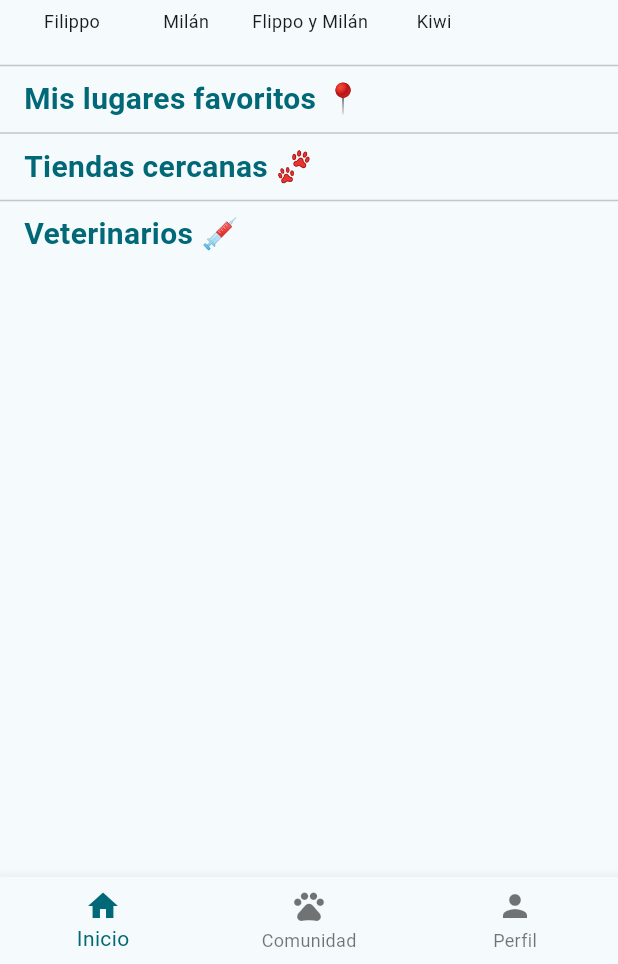
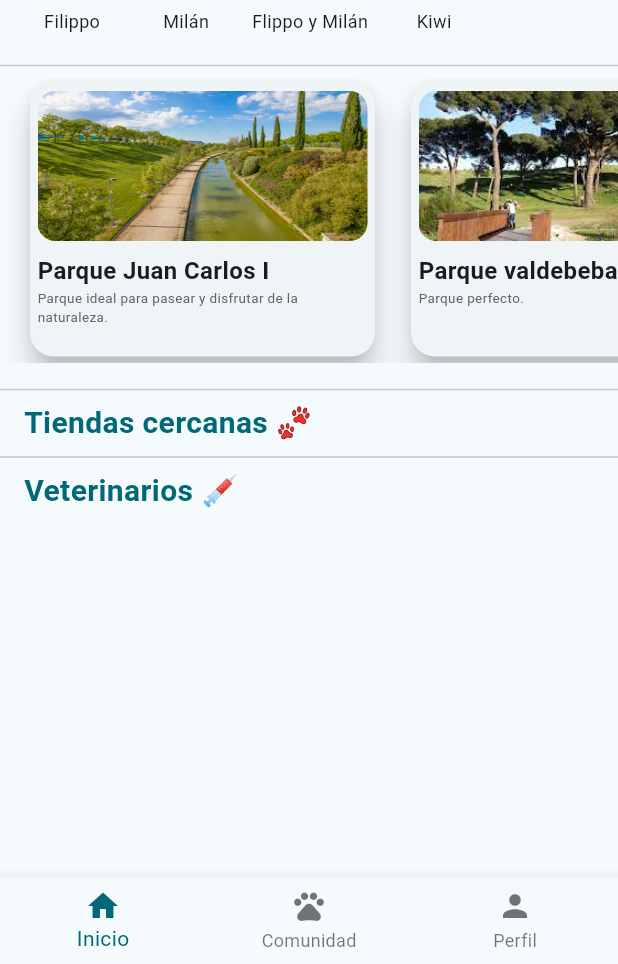
Before and after one commit to josebayondev/dog-share, a Flutter app: the MainScreen screen opened by its route, on a phone screen of 412 x 824 dp, the part 272-1236 px from its top. Run offline on Flutter 3.47's test engine with Material 3 defaults, Android fonts, the phone set to English and light mode, and no system bars; our stand-ins replace cloud_firestore, firebase_auth, firebase_core, go_router; accounts and stored records are empty.

Commit message:
Agregando dog places al proyecto con imagenes

```diff
--- a/lib/config/data/places_data.dart
+++ b/lib/config/data/places_data.dart
@@ -0,0 +1,24 @@
+
+
+final List<Map<String, String>> placesData = [
+  {
+  'name': 'Parque Juan Carlos I',
+  'image': 'assets/images/parquejc1.jpg',
+  'description': 'Parque ideal para pasear y disfrutar de la naturaleza.'
+  },
+  {
+  'name': 'Parque valdebebas',
+  'image': 'assets/images/parquevaldebebas.jpeg',
+  'description': 'Parque perfecto.'
+  },
+  {
+  'name': 'Parque valdebebas',
+  'image': 'assets/images/parquevaldebebas.jpeg',
+  'description': 'Parque perfecto.'
+  },
+  {
+  'name': 'Parque valdebebas',
+  'image': 'assets/images/parquevaldebebas.jpeg',
+  'description': 'Parque perfecto.'
+  },
+];
--- a/lib/config/data/users_services.dart
+++ b/lib/config/data/users_services.dart
@@ -1,6 +1,6 @@
 import 'package:cloud_firestore/cloud_firestore.dart';
 
-
+// Esta clase se encarga de interactuar con la base de datos de Firestore para obtener información sobre los usuarios.
 class UserService {
   final FirebaseFirestore _db = FirebaseFirestore.instance; // Variable
 
--- a/lib/config/router/app_router.dart
+++ b/lib/config/router/app_router.dart
@@ -1,3 +1,4 @@
+import 'package:dog_share/presentation/screens/dog_places_screen.dart';
 import 'package:go_router/go_router.dart';
 import '../../presentation/screens_export.dart';
 
@@ -45,5 +46,11 @@ final appRouter = GoRouter(
       name: ProfileScreen.name,
       builder: (context, state) => ProfileScreen(),
     ),
+    GoRoute(
+      // Ruta para la pantalla de inicio
+      path: '/dog_places_screen',
+      name: DogPlacesScreen.name,
+      builder: (context, state) => DogPlacesScreen(),
+    ),
   ],
 );
--- a/lib/presentation/screens/community_screen.dart
+++ b/lib/presentation/screens/community_screen.dart
@@ -18,6 +18,7 @@ class CommunityScreen extends StatelessWidget {
   @override
   Widget build(BuildContext context) {
     final currentUser = FirebaseAuth.instance.currentUser;
+    final Color color = Theme.of(context).colorScheme.primary;
 
     if (currentUser == null) {
       return const Center(child: Text("No has iniciado sesión"));
--- /dev/null
+++ b/lib/presentation/screens/dog_places_screen.dart
@@ -0,0 +1,24 @@
+import 'package:flutter/material.dart';
+
+class DogPlacesScreen extends StatelessWidget {
+
+  static const String name = 'dog_places_screen';
+
+  const DogPlacesScreen({super.key});
+
+  @override
+  Widget build(BuildContext context) {
+    return Scaffold(
+      appBar: AppBar(
+        title: Text('Dog Places'),
+        titleTextStyle: TextStyle(
+          color: Colors.white,
+          fontSize: 20,
+          fontWeight: FontWeight.bold
+        ),
+        backgroundColor: Theme.of(context).colorScheme.primary,
+      ),
+      body: Center(child: Text('Hola, soy la pagina de Parques'),)
+    );
+  }
+}
--- a/lib/presentation/screens/profile_screen.dart
+++ b/lib/presentation/screens/profile_screen.dart
@@ -7,7 +7,10 @@ class ProfileScreen extends StatelessWidget {
 
   @override
   Widget build(BuildContext context) {
-    return const Scaffold(
+    return  Scaffold(
+      appBar: AppBar(
+        title: Text('Perfil'),
+      ),
       body: Center(
         child: Text('Perfil'),
       ),
--- a/lib/presentation/screens_export.dart
+++ b/lib/presentation/screens_export.dart
@@ -13,9 +13,11 @@ export 'package:dog_share/presentation/screens/home_screen.dart';
 export 'package:dog_share/presentation/screens/community_screen.dart';
 export 'package:dog_share/presentation/screens/profile_screen.dart';
 export 'package:dog_share/presentation/screens/main_screen.dart';
+export 'package:dog_share/presentation/screens/dog_places_screen.dart';
+
 //WIDGETS
 export 'package:dog_share/presentation/widgets/auth_switcher.dart';
-export 'package:dog_share/presentation/widgets/home/dog_places.dart';
+export 'package:dog_share/presentation/widgets/home/dog_places_widget.dart';
 export 'package:dog_share/presentation/widgets/home/friends_widget.dart';
 export 'package:dog_share/presentation/widgets/home/dog_store.dart';
 export 'package:dog_share/presentation/widgets/home/veterinarian.dart';
--- a/lib/presentation/widgets/home/dog_places.dart
+++ /dev/null
@@ -1,21 +0,0 @@
-import 'package:flutter/material.dart';
-
-class DogPlaces extends StatelessWidget {
-  const DogPlaces({super.key});
-
-  @override
-  Widget build(BuildContext context) {
-    final Color color = Theme.of(context).colorScheme.primary;
-    return Padding(
-      padding: EdgeInsets.symmetric(horizontal: 16),
-      child: Text(
-        'Mis lugares favoritos 📍',
-        style: TextStyle(
-          fontSize: 20,
-          fontWeight: FontWeight.bold,
-          color: color,
-        ),
-      ),
-    );
-  }
-}
--- /dev/null
+++ b/lib/presentation/widgets/home/dog_places_widget.dart
@@ -0,0 +1,94 @@
+import 'package:dog_share/presentation/screens_export.dart';
+import 'package:flutter/material.dart';
+import 'package:dog_share/config/data/places_data.dart';
+import 'package:go_router/go_router.dart';
+
+class DogPlaces extends StatelessWidget {
+  const DogPlaces({super.key});
+
+  @override
+  Widget build(BuildContext context) {
+    final Color color = Theme.of(context).colorScheme.primary;
+
+    return Column(
+      children: [
+        _SizedBoxPlaces(dogPlaces: placesData, color: color,),
+        SizedBox(height: 10),
+      ],
+    );
+  }
+}
+
+class _SizedBoxPlaces extends StatelessWidget {
+
+  final List<Map<String, String>> dogPlaces;
+  final Color color;
+
+  const _SizedBoxPlaces({
+    required this.dogPlaces,
+    required this.color,
+  });
+
+  @override
+  Widget build(BuildContext context) {
+    return SizedBox(
+      height: 190,
+      child: ListView.separated(
+        scrollDirection: Axis.horizontal,
+        padding: const EdgeInsets.symmetric(horizontal: 16),
+        itemCount: dogPlaces.length,
+        separatorBuilder: (context, index) => const SizedBox(width: 16),
+        itemBuilder: (context, index) {
+          final place = dogPlaces[index];
+          return GestureDetector(
+            onTap: () {
+              // Navegar a la pantalla de detalles del lugar
+              context.pushNamed(DogPlacesScreen.name);
+            },
+            child: Card(
+              elevation: 8,
+              shape: RoundedRectangleBorder(
+                borderRadius: BorderRadius.circular(16),
+              ),
+              child: Container(
+                width: 230,
+                padding: const EdgeInsets.all(5),
+                child: Column(
+                  crossAxisAlignment: CrossAxisAlignment.start,
+                  children: [
+                    ClipRRect(
+                      borderRadius: BorderRadius.circular(12),
+                      child: Image.asset(
+                        place['image']!, // Por ejemplo: 'assets/images/parque1.jpg'
+                        height: 100,
+                        width: double.infinity,
+                        fit: BoxFit.cover,
+                      ),
+                    ),
+                    const SizedBox(height: 8),
+                    Text(
+                      place['name']!,
+                      style: const TextStyle(
+                        fontSize: 16,
+                        fontWeight: FontWeight.bold,
+                      ),
+                    ),
+                    Text(
+                      place['description'] ?? '',
+                      maxLines: 2,
+                      overflow: TextOverflow.ellipsis,
+                      style: TextStyle(
+                        fontSize: 9,
+                        color: Colors.grey[700],
+                      ),
+                    ),
+                  ],
+                ),
+              ),
+            ),
+          );
+        },
+      ),
+    );
+  }
+}
--- a/lib/presentation/widgets/home/friends_widget.dart
+++ b/lib/presentation/widgets/home/friends_widget.dart
@@ -22,11 +22,14 @@ class Friends extends StatelessWidget {
 }
 
 class _TextFriends extends StatelessWidget {
+
+  final Color color;
+
   const _TextFriends({
     required this.color,
   });
 
-  final Color color;
+
 
   @override
   Widget build(BuildContext context) {
@@ -67,7 +70,11 @@ class _SizedBoxListFriends extends StatelessWidget {
         separatorBuilder: (_, __) => SizedBox(width: 12),
         itemBuilder: (context, index) {
           final friend = friends[index];
-          return Column(
+          return GestureDetector(
+            onTap: () {
+              print('Navegando a la pantalla del perfil de ${friend['name']}');
+            },
+            child: Column(
               children: [
                 Container(
                   decoration: BoxDecoration(
@@ -85,6 +92,7 @@ class _SizedBoxListFriends extends StatelessWidget {
                   style: TextStyle(fontSize: 12),
                 ),
               ],
+            ),
           );
         },
       ),
```
Also changed, not shown: assets/images/parquejc1.jpg (added), assets/images/parquevaldebebas.jpeg (added). Lines whose indentation alone changed are shown as unchanged.
